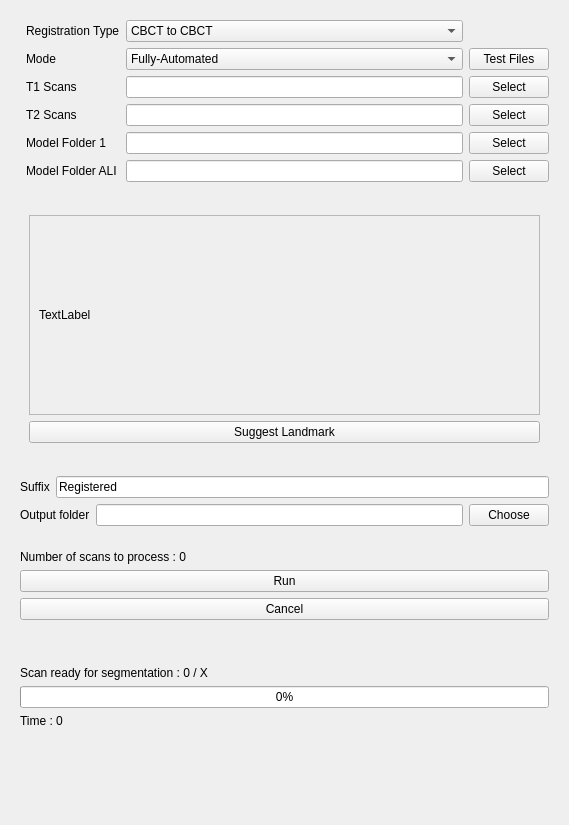
lucanchling/AREG, file AREG/Resources/UI/AREG.ui: the form before one commit.
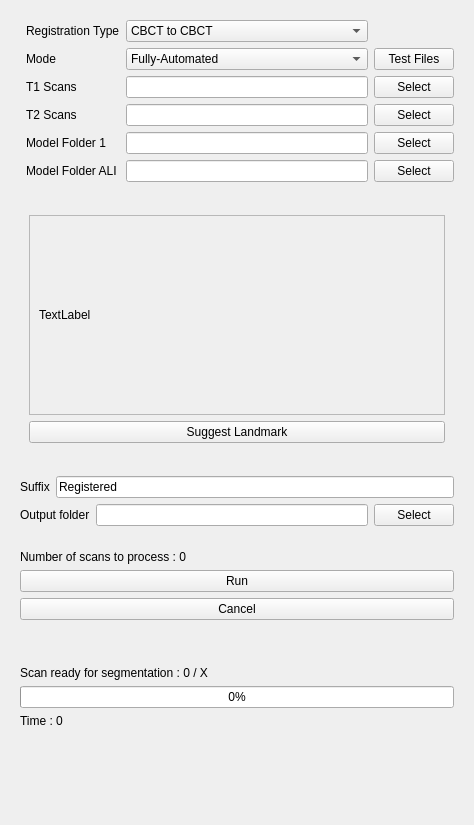
The form after the commit. The open tabs and pages were chosen to show the change. Custom widgets are drawn as their Qt base class.

What changed in the file:
```diff
--- a/AREG/Resources/UI/AREG.ui
+++ b/AREG/Resources/UI/AREG.ui
@@ -6,7 +6,7 @@
    <rect>
     <x>0</x>
     <y>0</y>
-    <width>569</width>
+    <width>474</width>
     <height>825</height>
    </rect>
   </property>
@@ -256,7 +256,7 @@
                   <rect>
                    <x>0</x>
                    <y>0</y>
-                   <width>580</width>
+                   <width>414</width>
                    <height>198</height>
                   </rect>
                  </property>
@@ -390,7 +390,7 @@
           <item>
            <widget class="QPushButton" name="ButtonOutput">
             <property name="text">
-             <string>Choose</string>
+             <string>Select</string>
             </property>
            </widget>
           </item>
```
Left out of the diff: 4 changed lines with no effect on the pictures.
